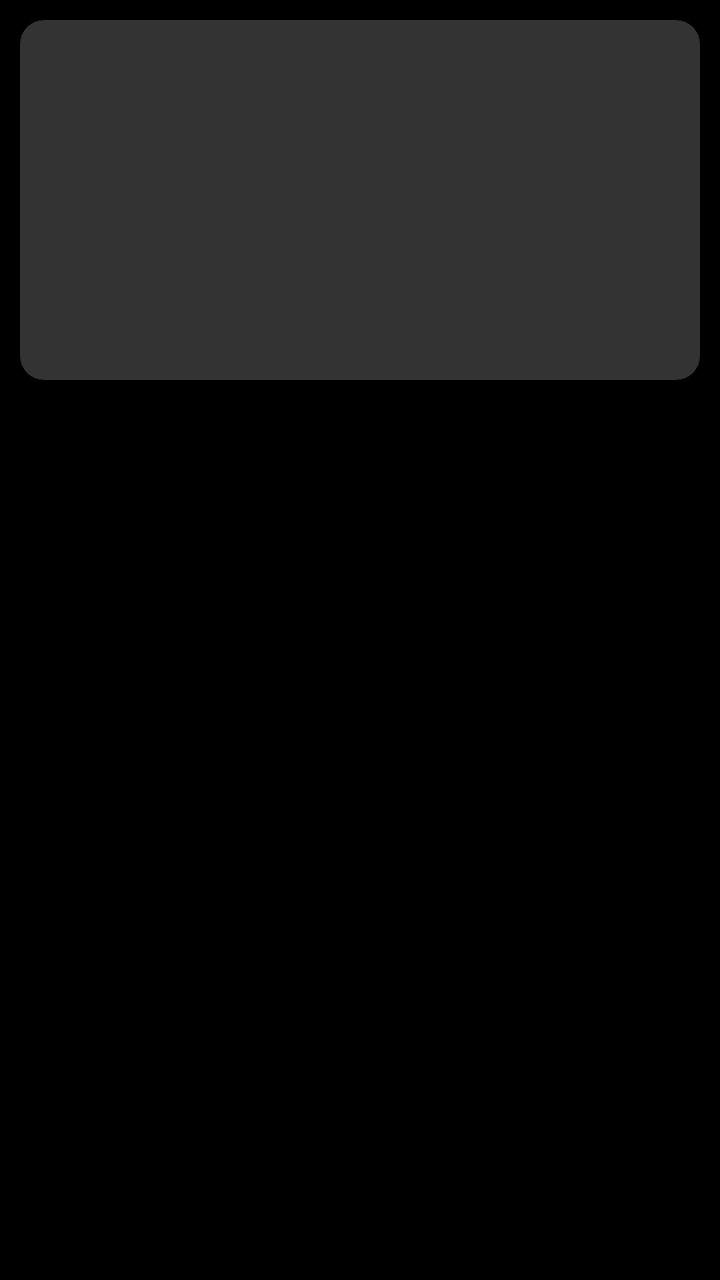
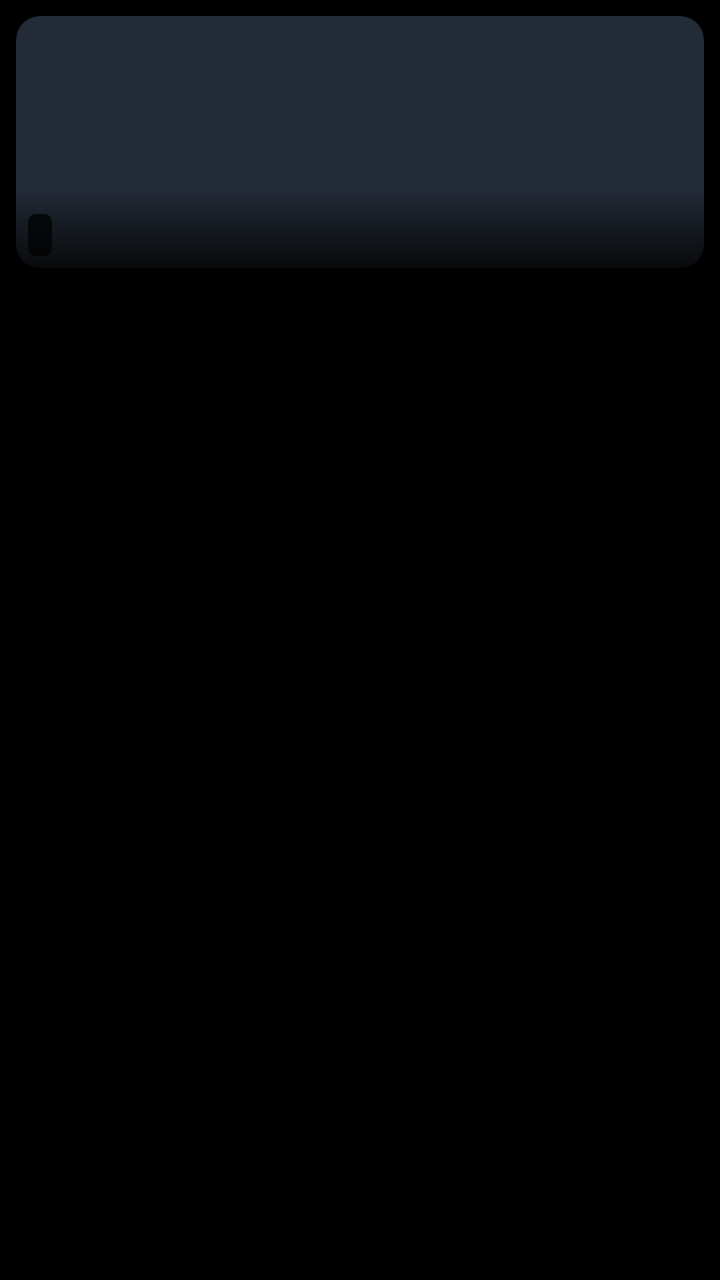

The first picture is an Android layout as it rendered before a commit; the second is the same layout after the commit. The layout source and the unified diff follow.
<!-- AndroidManifest.xml: application theme Theme.IMPD -->
<!-- res/layout/item_video.xml -->
<?xml version="1.0" encoding="utf-8"?>
<LinearLayout xmlns:android="http://schemas.android.com/apk/res/android"
    xmlns:app="http://schemas.android.com/apk/res-auto"
    android:layout_width="320dp"
    android:layout_height="wrap_content"
    android:layout_marginEnd="24dp"
    android:background="@drawable/video_tile_background"
    android:clickable="true"
    android:clipChildren="false"
    android:clipToPadding="false"
    android:focusable="true"
    android:orientation="vertical"
    android:padding="10dp">

    <androidx.cardview.widget.CardView
        android:id="@+id/videoThumbnailCard"
        android:layout_width="match_parent"
        android:layout_height="180dp"
        app:cardBackgroundColor="#333333"
        app:cardCornerRadius="12dp"
        app:cardElevation="0dp">

        <ImageView
            android:id="@+id/videoThumbnail"
            android:layout_width="match_parent"
            android:layout_height="match_parent"
            android:scaleType="centerCrop" />
    </androidx.cardview.widget.CardView>

    <TextView
        android:id="@+id/videoTitle"
        android:layout_width="match_parent"
        android:layout_height="wrap_content"
        android:layout_marginTop="12dp"
        android:ellipsize="end"
        android:maxLines="2"
        android:textColor="@color/text_secondary"
        android:textSize="18sp"
        android:textStyle="bold" />

</LinearLayout>
<!-- resources referenced by this layout -->
<resources>
  <color name="text_secondary">#B3FFFFFF</color>
  <!-- drawable video_tile_background (drawable) -->
  <?xml version="1.0" encoding="utf-8"?>
  <selector xmlns:android="http://schemas.android.com/apk/res/android">
      <item android:state_focused="true">
          <shape android:shape="rectangle">
              <solid android:color="@color/focus_fill" />
              <corners android:radius="16dp" />
          </shape>
      </item>
      <item>
          <shape android:shape="rectangle">
              <solid android:color="@android:color/transparent" />
              <corners android:radius="16dp" />
          </shape>
      </item>
  </selector>
  <style name="Theme.IMPD" parent="Theme.AppCompat.NoActionBar">
          <item name="android:windowBackground">@android:color/black</item>
          <item name="android:windowFullscreen">true</item>
      </style>
  <color name="focus_fill">#40FFFFFF</color>
</resources>

<!-- the commit's change to res/layout/item_video.xml (unified diff, before → after) -->
@@ -1,23 +1,23 @@
 <?xml version="1.0" encoding="utf-8"?>
 <LinearLayout xmlns:android="http://schemas.android.com/apk/res/android"
     xmlns:app="http://schemas.android.com/apk/res-auto"
-    android:layout_width="320dp"
+    android:layout_width="@dimen/video_tile_width"
     android:layout_height="wrap_content"
-    android:layout_marginEnd="24dp"
+    android:layout_marginEnd="@dimen/space_2"
     android:background="@drawable/video_tile_background"
     android:clickable="true"
     android:clipChildren="false"
     android:clipToPadding="false"
     android:focusable="true"
     android:orientation="vertical"
-    android:padding="10dp">
+    android:padding="@dimen/video_tile_padding">
 
     <androidx.cardview.widget.CardView
         android:id="@+id/videoThumbnailCard"
         android:layout_width="match_parent"
-        android:layout_height="180dp"
-        app:cardBackgroundColor="#333333"
-        app:cardCornerRadius="12dp"
+        android:layout_height="@dimen/video_thumb_height"
+        app:cardBackgroundColor="@color/thumb_placeholder"
+        app:cardCornerRadius="@dimen/radius_md"
         app:cardElevation="0dp">
 
         <ImageView
@@ -25,17 +25,47 @@
             android:layout_width="match_parent"
             android:layout_height="match_parent"
             android:scaleType="centerCrop" />
+
+        
+        <View
+            android:layout_width="match_parent"
+            android:layout_height="40dp"
+            android:layout_gravity="bottom"
+            android:background="@drawable/thumb_scrim" />
+
+        <TextView
+            android:id="@+id/videoDate"
+            style="@style/Text.Caption"
+            android:layout_width="wrap_content"
+            android:layout_height="wrap_content"
+            android:layout_gravity="bottom|start"
+            android:layout_margin="6dp"
+            android:background="@drawable/badge_dark"
+            android:fontFamily="monospace"
+            android:paddingStart="6dp"
+            android:paddingTop="1dp"
+            android:paddingEnd="6dp"
+            android:paddingBottom="1dp"
+            android:textColor="@color/text_primary" />
     </androidx.cardview.widget.CardView>
 
     <TextView
         android:id="@+id/videoTitle"
+        style="@style/Text.Label"
         android:layout_width="match_parent"
         android:layout_height="wrap_content"
-        android:layout_marginTop="12dp"
+        android:layout_marginTop="@dimen/space_1"
         android:ellipsize="end"
         android:maxLines="2"
-        android:textColor="@color/text_secondary"
-        android:textSize="18sp"
-        android:textStyle="bold" />
+        android:minLines="2" />
+
+    <TextView
+        android:id="@+id/videoChannel"
+        style="@style/Text.Caption"
+        android:layout_width="match_parent"
+        android:layout_height="wrap_content"
+        android:layout_marginTop="2dp"
+        android:ellipsize="end"
+        android:maxLines="1" />
 
 </LinearLayout>
<!-- resource entries referenced after the edit -->
@@ -1,26 +1,61 @@
 <!-- resources referenced by this layout -->
 <resources>
-  <color name="text_secondary">#B3FFFFFF</color>
+  <color name="text_primary">#FFFFFFFF</color>
+  <color name="thumb_placeholder">#FF232B37</color>
+  <dimen name="radius_md">12dp</dimen>
+  <dimen name="space_1">8dp</dimen>
+  <dimen name="space_2">16dp</dimen>
+  <dimen name="video_thumb_height">126dp</dimen>
+  <dimen name="video_tile_padding">8dp</dimen>
+  <dimen name="video_tile_width">240dp</dimen>
+  <!-- drawable badge_dark (drawable) -->
+  <?xml version="1.0" encoding="utf-8"?>
+  <shape xmlns:android="http://schemas.android.com/apk/res/android"
+      android:shape="rectangle">
+      <solid android:color="#BF000000" />
+      <corners android:radius="4dp" />
+  </shape>
+  <!-- drawable thumb_scrim (drawable) -->
+  <?xml version="1.0" encoding="utf-8"?>
+  <shape xmlns:android="http://schemas.android.com/apk/res/android"
+      android:shape="rectangle">
+      <gradient
+          android:angle="90"
+          android:startColor="#CC000000"
+          android:endColor="@android:color/transparent" />
+  </shape>
+  <color name="text_secondary">#FFB3BDCC</color>
   <!-- drawable video_tile_background (drawable) -->
   <?xml version="1.0" encoding="utf-8"?>
   <selector xmlns:android="http://schemas.android.com/apk/res/android">
       <item android:state_focused="true">
           <shape android:shape="rectangle">
               <solid android:color="@color/focus_fill" />
-              <corners android:radius="16dp" />
+              <corners android:radius="@dimen/radius_lg" />
           </shape>
       </item>
       <item>
           <shape android:shape="rectangle">
               <solid android:color="@android:color/transparent" />
-              <corners android:radius="16dp" />
+              <corners android:radius="@dimen/radius_lg" />
           </shape>
       </item>
   </selector>
+  <style name="Text.Caption" parent="">
+          <item name="android:textSize">14sp</item>
+          <item name="android:textColor">@color/text_tertiary</item>
+      </style>
+  <style name="Text.Label" parent="">
+          <item name="android:textSize">16sp</item>
+          <item name="android:textStyle">bold</item>
+          <item name="android:textColor">@color/text_secondary</item>
+      </style>
   <style name="Theme.IMPD" parent="Theme.AppCompat.NoActionBar">
           <item name="android:windowBackground">@android:color/black</item>
           <item name="android:windowFullscreen">true</item>
       </style>
   <color name="focus_fill">#40FFFFFF</color>
+  <dimen name="radius_lg">16dp</dimen>
+  <color name="text_tertiary">#FF7C8797</color>
 </resources>
 
